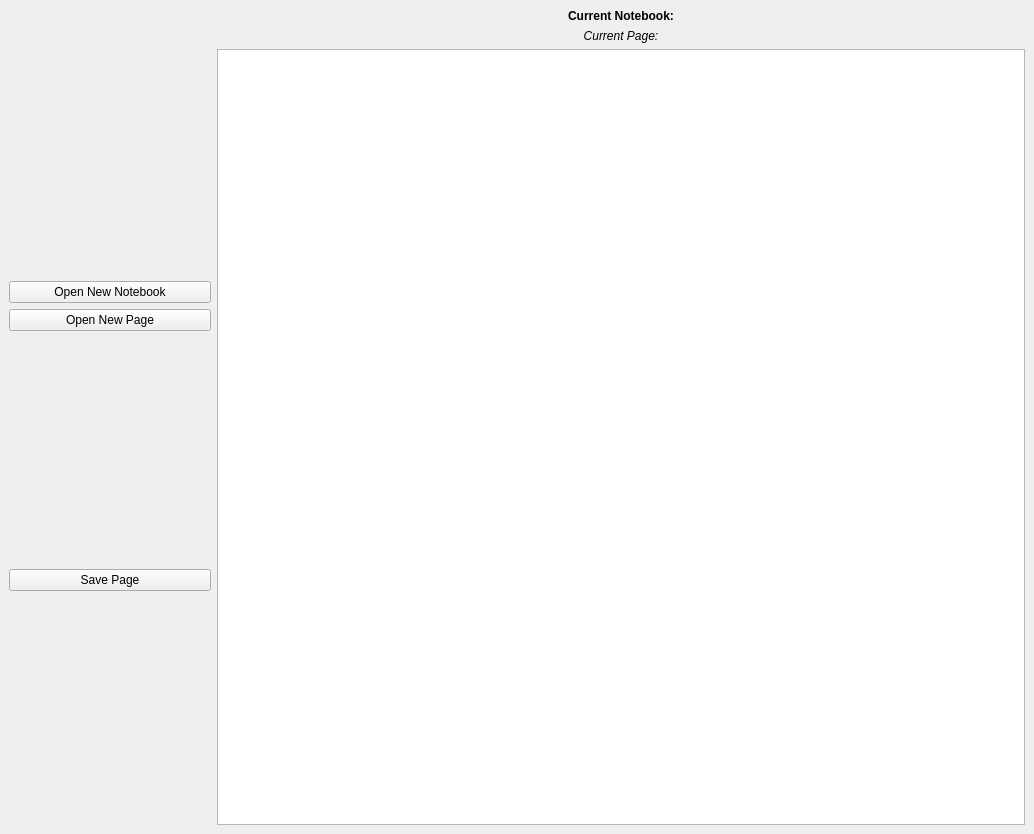
The window that src/ui/MainWindow.ui (spineda2019/notelib) describes before a commit, drawn with Qt 5.
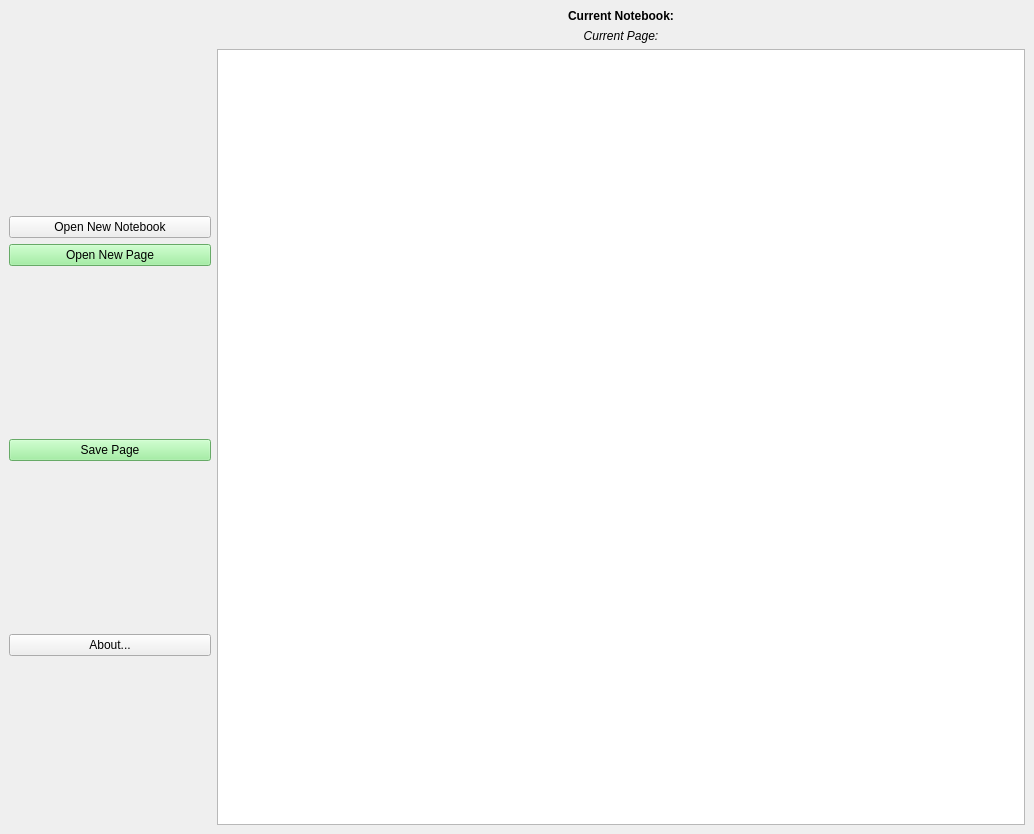
The same window after the commit.

Commit message: adding color to buttons for future UX features

```diff
--- a/src/ui/MainWindow.ui
+++ b/src/ui/MainWindow.ui
@@ -30,7 +30,7 @@
      </widget>
     </item>
     <item row="2" column="0">
-     <layout class="QVBoxLayout" name="verticalLayout" stretch="1,3">
+     <layout class="QVBoxLayout" name="verticalLayout" stretch="1,4,1">
       <property name="spacing">
        <number>6</number>
       </property>
@@ -45,6 +45,9 @@
         </item>
         <item>
          <widget class="QPushButton" name="open_new_page_button_">
+          <property name="styleSheet">
+           <string notr="true">background-color: rgb(144, 238, 144);</string>
+          </property>
           <property name="text">
            <string>Open New Page</string>
           </property>
@@ -53,9 +56,12 @@
        </layout>
       </item>
       <item>
-       <layout class="QVBoxLayout" name="verticalLayout_4">
+       <layout class="QVBoxLayout" name="verticalLayout_2">
         <item>
          <widget class="QPushButton" name="save_page_button_">
+          <property name="styleSheet">
+           <string notr="true">background-color: rgb(144, 238, 144);</string>
+          </property>
           <property name="text">
            <string>Save Page</string>
           </property>
@@ -63,6 +69,17 @@
         </item>
        </layout>
       </item>
+      <item>
+       <layout class="QVBoxLayout" name="verticalLayout_4">
+        <item>
+         <widget class="QPushButton" name="about_button_">
+          <property name="text">
+           <string>About...</string>
+          </property>
+         </widget>
+        </item>
+       </layout>
+      </item>
      </layout>
     </item>
     <item row="2" column="1">
```
Left out of the diff: 26 changed lines with no effect on the pictures.
